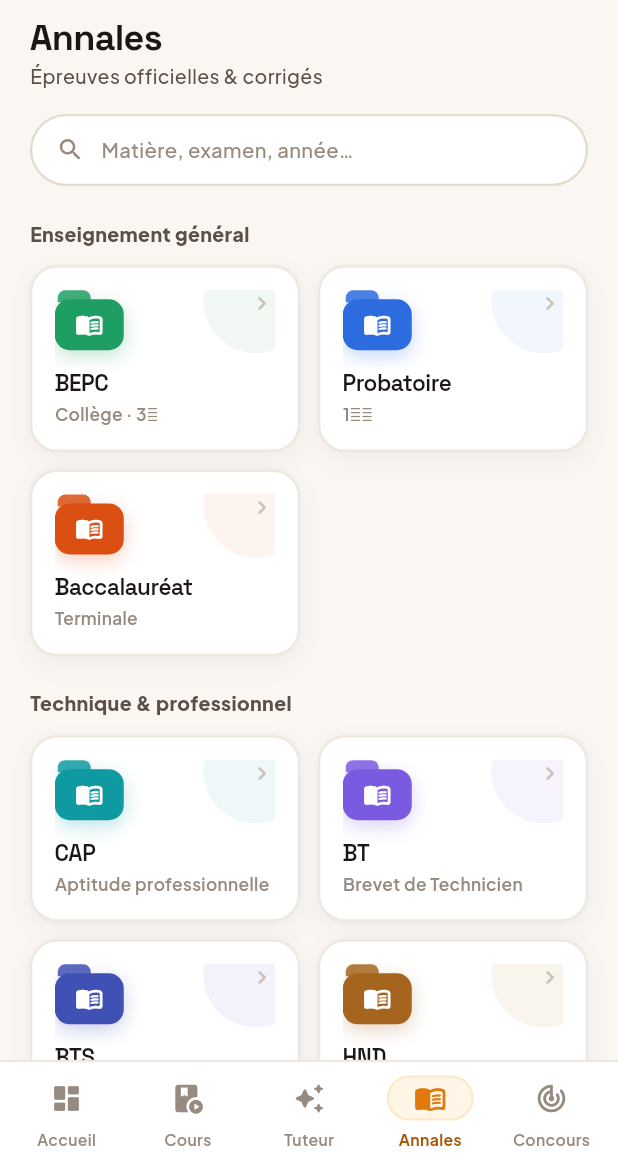
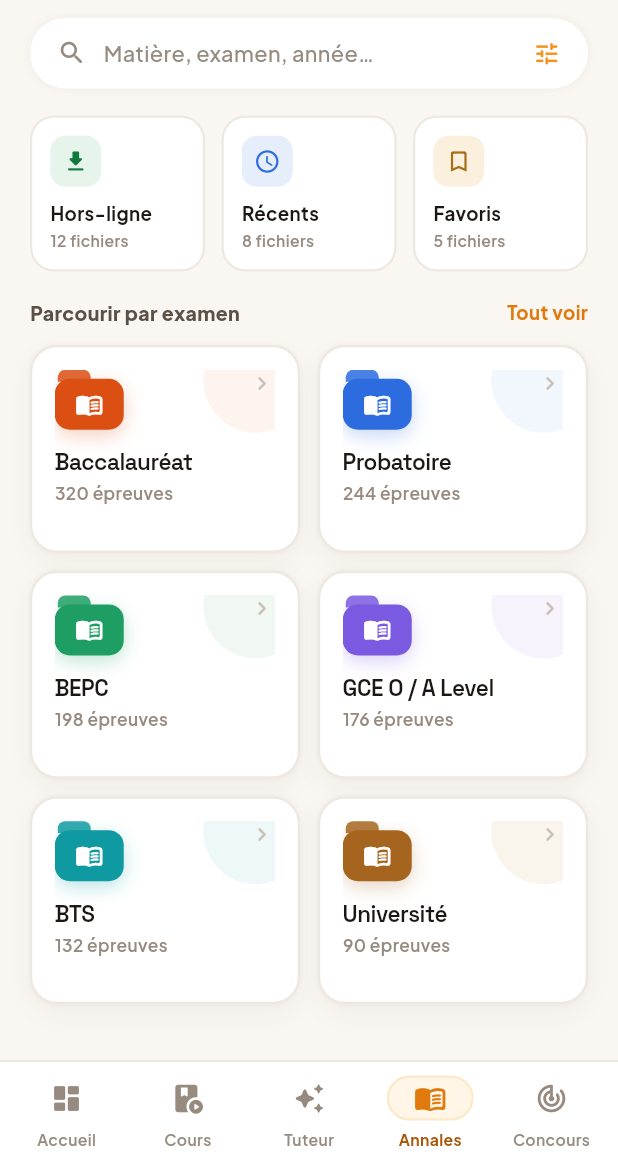
Before and after one commit to ludagg/onbuch-v2, a Flutter app: the AnnalesLibraryScreen screen opened by its route, on a phone screen of 412 x 824 dp, the part 72-1236 px from its top. Run offline on Flutter 3.47's test engine with Material 3 defaults, Android fonts, the phone set to English and light mode, and no system bars; our stand-ins replace appwrite, camera, file_picker, firebase_core, firebase_messaging, fl_chart and 11 more; missing offline and left inert: gpt_markdown; accounts and stored records are empty; network calls fail.

Commit message:
Revert : Annales — restaurer la structure d'origine de la page
Annule la refonte en sections (non souhaitée). La page reprend sa structure
initiale (recherche + accès rapides + grille « Parcourir par examen »).

Co-Authored-By: Claude Opus 4.8 (1M context) <noreply@anthropic.com>
Claude-Session: https://claude.ai/code/session_01SyEdjYbgCw9yPqHpuvtDDx

```diff
--- a/lib/screens/annales/annales_library_screen.dart
+++ b/lib/screens/annales/annales_library_screen.dart
@@ -3,29 +3,13 @@ import 'package:go_router/go_router.dart';
 import '../../theme/app_theme.dart';
 import '../../widgets/ob_widgets.dart';
 
-/// Une catégorie d'examen : libellé, sous-titre, couleur d'accent + fond.
-typedef _Cat = (String name, String subtitle, Color c, Color bg);
-
-/// Catégories d'annales, ordonnées par cycle puis par système.
-const List<(String, List<_Cat>)> _sections = [
-  ('Enseignement général', [
-    ('BEPC', 'Collège · 3ᵉ', Color(0xFF1E9E63), Color(0xFFE5F3EB)),
-    ('Probatoire', '1ʳᵉ', Color(0xFF2D6CDF), Color(0xFFE7EEFB)),
-    ('Baccalauréat', 'Terminale', Color(0xFFDB4F12), Color(0xFFFDEBE2)),
-  ]),
-  ('Technique & professionnel', [
-    ('CAP', 'Aptitude professionnelle', Color(0xFF0E9AA0), Color(0xFFE1F2F2)),
-    ('BT', 'Brevet de Technicien', Color(0xFF7A5AE0), Color(0xFFEEE9FA)),
-    ('BTS', 'Technicien supérieur', Color(0xFF3F51B5), Color(0xFFE8EAF6)),
-    ('HND', 'Higher National Diploma', Color(0xFFA6651E), Color(0xFFF6ECDC)),
-  ]),
-  ('Anglophone — GCE', [
-    ('GCE O Level', 'Ordinary Level', Color(0xFF00897B), Color(0xFFE0F2F1)),
-    ('GCE A Level', 'Advanced Level', Color(0xFF5E35B1), Color(0xFFEDE7F6)),
-  ]),
-  ('Concours', [
-    ('Concours', 'Écoles & fonction publique', Color(0xFFC0392B), Color(0xFFFBEAE5)),
-  ]),
+const _examFolders = [
+  ('Baccalauréat', 320, Color(0xFFDB4F12), Color(0xFFFDEBE2)),
+  ('Probatoire', 244, Color(0xFF2D6CDF), Color(0xFFE7EEFB)),
+  ('BEPC', 198, Color(0xFF1E9E63), Color(0xFFE5F3EB)),
+  ('GCE O / A Level', 176, Color(0xFF7A5AE0), Color(0xFFEEE9FA)),
+  ('BTS', 132, Color(0xFF0E9AA0), Color(0xFFE1F2F2)),
+  ('Université', 90, Color(0xFFA6651E), Color(0xFFF6ECDC)),
 ];
 
 class AnnalesLibraryScreen extends StatelessWidget {
@@ -43,73 +27,121 @@ class AnnalesLibraryScreen extends StatelessWidget {
         actions: obTopActions(context),
       ),
       body: SingleChildScrollView(
-        padding: const EdgeInsets.fromLTRB(20, 4, 20, 28),
+        padding: const EdgeInsets.fromLTRB(0, 4, 0, 24),
         child: Column(crossAxisAlignment: CrossAxisAlignment.start, children: [
-          Text('Annales', style: display(24, weight: FontWeight.w700)),
-          const SizedBox(height: 3),
-          Text('Épreuves officielles & corrigés', style: body(13, color: OC.ink2, weight: FontWeight.w500)),
-          const SizedBox(height: 16),
-
-          // Recherche
-          GestureDetector(
-            behavior: HitTestBehavior.opaque,
-            onTap: () => context.push('/cours-search'),
+          // Search
+          Padding(
+            padding: const EdgeInsets.symmetric(horizontal: 20),
             child: Container(
-              padding: const EdgeInsets.symmetric(horizontal: 16, vertical: 13),
+              padding: const EdgeInsets.symmetric(horizontal: 18, vertical: 13),
               decoration: BoxDecoration(
                 color: OC.paper,
                 borderRadius: BorderRadius.circular(999),
-                border: Border.all(color: OC.line2, width: 1.5),
+                boxShadow: [BoxShadow(color: OC.ink.withValues(alpha:0.05), blurRadius: 5)],
               ),
               child: Row(children: [
-                Icon(Icons.search_rounded, size: 19, color: OC.muted),
+                Icon(Icons.search_rounded, size: 20, color: OC.muted),
                 const SizedBox(width: 11),
-                Text('Matière, examen, année…', style: body(13.5, color: OC.muted, weight: FontWeight.w500)),
+                Expanded(child: Text('Matière, examen, année…', style: body(14.5, color: OC.muted, weight: FontWeight.w500))),
+                const Icon(Icons.tune_rounded, size: 19, color: OC.o500),
               ]),
             ),
           ),
-          const SizedBox(height: 22),
+          const SizedBox(height: 18),
 
-          for (final section in _sections) ...[
-            Text(section.$1, style: body(13, weight: FontWeight.w800, color: OC.ink2)),
-            const SizedBox(height: 12),
-            _grid(context, section.$2),
-            const SizedBox(height: 22),
-          ],
+          // Quick access
+          Padding(
+            padding: const EdgeInsets.symmetric(horizontal: 20),
+            child: Row(children: [
+              _QuickCard(Icons.download_rounded, 'Hors-ligne', '12', OC.waInk, OC.goodBg,
+                  () => context.push('/annales/offline')),
+              const SizedBox(width: 11),
+              _QuickCard(Icons.access_time_rounded, 'Récents', '8', OC.blue, OC.blueBg,
+                  () => context.push('/annales/recent')),
+              const SizedBox(width: 11),
+              _QuickCard(Icons.bookmark_outline_rounded, 'Favoris', '5', const Color(0xFFA6701A), const Color(0xFFFBF0DD),
+                  () => context.push('/annales/favorites')),
             ]),
           ),
-    );
-  }
+          const SizedBox(height: 18),
 
-  Widget _grid(BuildContext context, List<_Cat> cats) {
-    // Une seule catégorie → carte pleine largeur ; sinon grille 2 colonnes.
-    if (cats.length == 1) {
-      return _FolderCard(cat: cats.first, wide: true,
-          onTap: () => context.push('/annales/folder/${cats.first.$1}'));
-    }
-    return GridView.count(
+          // Browse folders
+          Padding(
+            padding: const EdgeInsets.symmetric(horizontal: 20),
+            child: Row(children: [
+              Text('Parcourir par examen', style: body(13, weight: FontWeight.w800, color: OC.ink2)),
+              const Spacer(),
+              Text('Tout voir', style: body(12.5, weight: FontWeight.w700, color: OC.o600)),
+            ]),
+          ),
+          const SizedBox(height: 12),
+          Padding(
+            padding: const EdgeInsets.symmetric(horizontal: 20),
+            child: GridView.count(
               shrinkWrap: true,
               physics: const NeverScrollableScrollPhysics(),
               crossAxisCount: 2,
               mainAxisSpacing: 12,
               crossAxisSpacing: 12,
-      childAspectRatio: 1.45,
-      children: cats
-          .map((c) => _FolderCard(cat: c, onTap: () => context.push('/annales/folder/${c.$1}')))
-          .toList(),
+              childAspectRatio: 1.3,
+              children: _examFolders.map((f) => _FolderCard(
+                name: f.$1,
+                count: f.$2,
+                c: f.$3,
+                bg: f.$4,
+                onTap: () => context.go('/annales/folder/${f.$1}'),
+              )).toList(),
+            ),
+          ),
+        ]),
+      ),
     );
   }
 }
 
-class _FolderCard extends StatelessWidget {
-  final _Cat cat;
-  final bool wide;
+class _QuickCard extends StatelessWidget {
+  final IconData icon;
+  final String label, count;
+  final Color c, bg;
   final VoidCallback onTap;
-  const _FolderCard({required this.cat, required this.onTap, this.wide = false});
+  const _QuickCard(this.icon, this.label, this.count, this.c, this.bg, this.onTap);
 
   @override
   Widget build(BuildContext context) {
-    final (name, subtitle, c, bg) = cat;
+    return Expanded(child: GestureDetector(
+      behavior: HitTestBehavior.opaque,
+      onTap: onTap,
+      child: Container(
+      padding: const EdgeInsets.all(12),
+      decoration: BoxDecoration(
+        color: OC.paper,
+        borderRadius: BorderRadius.circular(16),
+        border: Border.all(color: OC.line, width: 1.5),
+      ),
+      child: Column(crossAxisAlignment: CrossAxisAlignment.start, children: [
+        Container(
+          width: 34, height: 34,
+          decoration: BoxDecoration(color: bg, borderRadius: BorderRadius.circular(10)),
+          child: Icon(icon, size: 18, color: c),
+        ),
+        const SizedBox(height: 9),
+        Text(label, style: body(12.5, weight: FontWeight.w700)),
+        const SizedBox(height: 1),
+        Text('$count fichiers', style: body(10.5, color: OC.muted, weight: FontWeight.w600)),
+      ]),
+    )));
+  }
+}
+
+class _FolderCard extends StatelessWidget {
+  final String name;
+  final int count;
+  final Color c, bg;
+  final VoidCallback onTap;
+  const _FolderCard({required this.name, required this.count, required this.c, required this.bg, required this.onTap});
+
+  @override
+  Widget build(BuildContext context) {
     return GestureDetector(
       onTap: onTap,
       child: Container(
@@ -119,48 +151,24 @@ class _FolderCard extends StatelessWidget {
           borderRadius: BorderRadius.circular(18),
           border: Border.all(color: OC.line, width: 1.5),
           boxShadow: [
-            BoxShadow(color: OC.ink.withValues(alpha: 0.04), blurRadius: 2),
-            BoxShadow(color: OC.ink.withValues(alpha: 0.04), blurRadius: 14, offset: const Offset(0, 6)),
+            BoxShadow(color: OC.ink.withValues(alpha:0.04), blurRadius: 2),
+            BoxShadow(color: OC.ink.withValues(alpha:0.04), blurRadius: 14, offset: const Offset(0, 6)),
           ],
         ),
         child: Stack(children: [
           Positioned(top: -28, right: -22,
-              child: Container(width: 70, height: 70,
-                  decoration: BoxDecoration(color: bg.withValues(alpha: 0.55), shape: BoxShape.circle))),
-          if (wide)
-            Row(children: [
-              _folderIcon(c),
-              const SizedBox(width: 14),
-              Expanded(child: Column(crossAxisAlignment: CrossAxisAlignment.start, children: [
-                Text(name, style: display(16, weight: FontWeight.w700)),
-                const SizedBox(height: 3),
-                Text(subtitle, style: body(11.5, color: OC.muted, weight: FontWeight.w600)),
-              ])),
-              Icon(Icons.chevron_right_rounded, color: OC.faint, size: 20),
-            ])
-          else
+            child: Container(width: 70, height: 70, decoration: BoxDecoration(
+              color: bg.withValues(alpha:0.55), shape: BoxShape.circle))),
           Column(crossAxisAlignment: CrossAxisAlignment.start, children: [
-              _folderIcon(c),
-              const SizedBox(height: 14),
-              Text(name, style: display(15, weight: FontWeight.w600).copyWith(height: 1.1)),
-              const SizedBox(height: 3),
-              Text(subtitle, maxLines: 1, overflow: TextOverflow.ellipsis,
-                  style: body(11.5, color: OC.muted, weight: FontWeight.w600)),
-            ]),
-          if (!wide)
-            Positioned(right: 0, top: 0, child: Icon(Icons.chevron_right_rounded, color: OC.faint, size: 18)),
-        ]),
-      ),
-    );
-  }
-
-  Widget _folderIcon(Color c) => SizedBox(
+            // folder icon
+            Stack(children: [
+              SizedBox(
                 width: 46, height: 40,
                 child: Stack(children: [
                   Positioned(top: 0, left: 2, child: Container(
                     width: 22, height: 8,
                     decoration: BoxDecoration(
-              color: c.withValues(alpha: 0.85),
+                      color: c.withValues(alpha:0.85),
                       borderRadius: const BorderRadius.only(topLeft: Radius.circular(5), topRight: Radius.circular(5)),
                     ),
                   )),
@@ -169,10 +177,21 @@ class _FolderCard extends StatelessWidget {
                     decoration: BoxDecoration(
                       color: c,
                       borderRadius: BorderRadius.circular(10),
-              boxShadow: [BoxShadow(color: c.withValues(alpha: 0.27), blurRadius: 10, offset: const Offset(0, 4))],
+                      boxShadow: [BoxShadow(color: c.withValues(alpha:0.27), blurRadius: 10, offset: const Offset(0, 4))],
                     ),
                     child: const Icon(Icons.menu_book_rounded, color: Colors.white, size: 19),
                   )),
                 ]),
+              ),
+            ]),
+            const SizedBox(height: 14),
+            Text(name, style: display(15, weight: FontWeight.w600).copyWith(height: 1.1)),
+            const SizedBox(height: 3),
+            Text('$count épreuves', style: body(11.5, color: OC.muted, weight: FontWeight.w600)),
+          ]),
+          Positioned(right: 0, top: 0, child: Icon(Icons.chevron_right_rounded, color: OC.faint, size: 18)),
+        ]),
+      ),
     );
   }
+}
```
Lines whose indentation alone changed are shown as unchanged.
